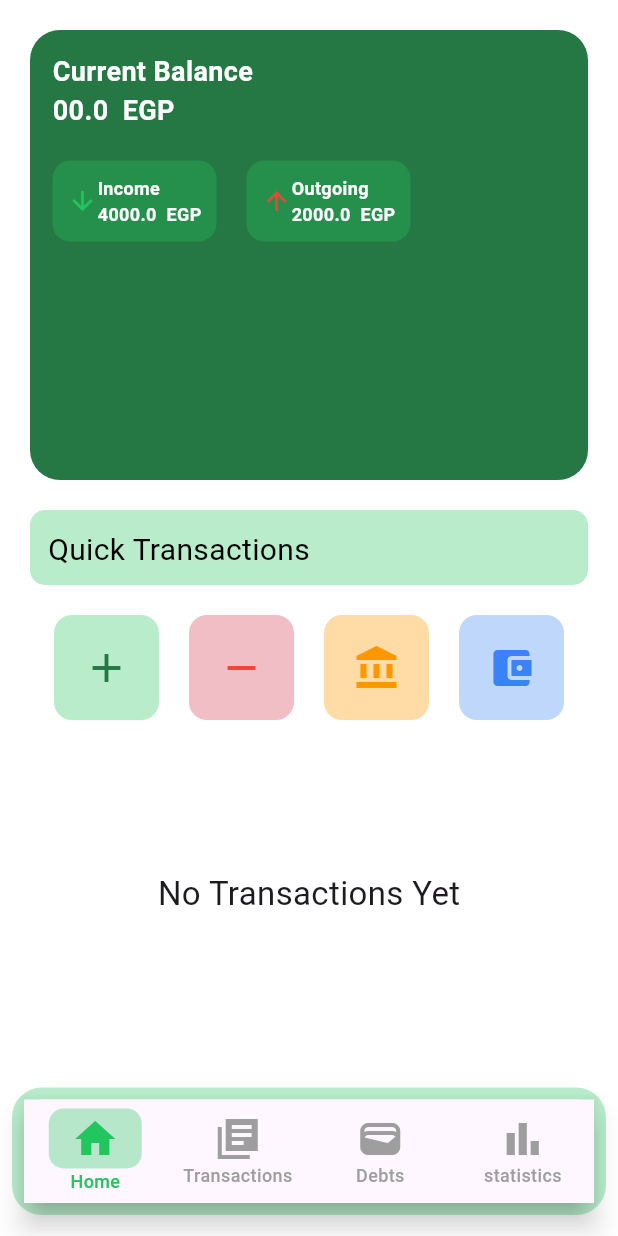
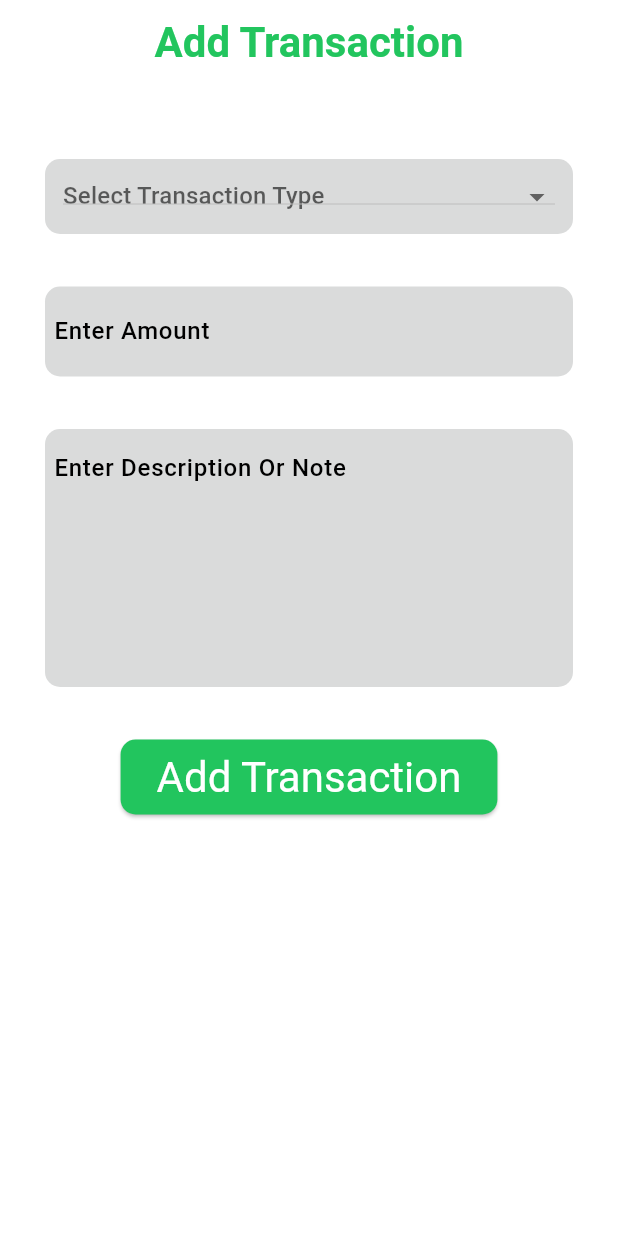
Before and after one commit to ahmedelzek/wallet, a Flutter app: the screen it shows after launch, on a phone screen of 412 x 824 dp. Run offline on Flutter 3.47's test engine with Material 3 defaults, Android fonts, the phone set to English and light mode, and no system bars; our stand-ins replace flutter_native_splash.

Commit message:
Finish Add Transactions Screen design.

```diff
--- a/lib/core/resources/app_colors.dart
+++ b/lib/core/resources/app_colors.dart
@@ -11,4 +11,5 @@ abstract class AppColors{
   static const Color transparentRedColor = Color (0x47D11631);
   static const Color orangeColor = Color (0xffFF9800) ;
   static const Color transparentOrangeColor = Color (0x5aff9800) ;
+  static const Color  greyColor = Color (0x8cbbbdbd) ;
 }
--- a/lib/features/home/add_transaction_screen/add_transaction_screen.dart
+++ b/lib/features/home/add_transaction_screen/add_transaction_screen.dart
@@ -0,0 +1,151 @@
+import 'package:flutter/material.dart';
+import 'package:wallet/core/resources/app_colors.dart';
+
+class AddTransactionScreen extends StatefulWidget {
+  static const String routeName = "add_transaction";
+
+  const AddTransactionScreen({super.key});
+
+  @override
+  State<AddTransactionScreen> createState() => _AddTransactionScreenState();
+}
+
+class _AddTransactionScreenState extends State<AddTransactionScreen> {
+  final Map<String, Color> _typeColors = {
+    "Income": AppColors.greenColor,
+    "Outgoing": AppColors.redColor,
+    "Saving": AppColors.blueColor,
+    "Debt pending": AppColors.orangeColor,
+    "Debt paid": AppColors.orangeColor,
+  };
+
+  String? _selectedType;
+
+  @override
+  Widget build(BuildContext context) {
+    return SafeArea(
+      child: Scaffold(
+        appBar: AppBar(
+          backgroundColor: Colors.white,
+          elevation: 0,
+          title: Text(
+            "Add Transaction",
+            style: Theme
+                .of(context)
+                .textTheme
+                .headlineMedium
+                ?.copyWith(
+              color: AppColors.greenColor,
+              fontWeight: FontWeight.bold,
+            ),
+          ),
+          centerTitle: true,
+        ),
+        backgroundColor: Colors.white,
+        body: Padding(
+          padding: const EdgeInsets.symmetric(vertical: 50, horizontal: 30),
+          child: Column(
+            children: [
+            Container(
+            height: 50,
+            width: double.infinity,
+            padding: EdgeInsets.all(12),
+            decoration: BoxDecoration(
+              color: AppColors.greyColor,
+              borderRadius: BorderRadius.circular(10),
+            ),
+            child: DropdownButton<String>(
+              isExpanded: true,
+              hint: const Text("Select Transaction Type"),
+              value: _selectedType,
+              items:
+              _typeColors.keys.map((String type) {
+                return DropdownMenuItem<String>(
+                  value: type,
+                  child: Text(
+                    type,
+                    style: TextStyle(
+                      color: _typeColors[type],
+                      fontWeight: FontWeight.bold,
+                    ),
+                  ),
+                );
+              }).toList(),
+              onChanged: (String? newValue) {
+                setState(() {
+                  _selectedType = newValue!;
+                });
+              },
+            ),
+          ),
+          const SizedBox(height: 35),
+          Container(
+            padding: EdgeInsets.all(6),
+            decoration: BoxDecoration(
+              color: AppColors.greyColor,
+              borderRadius: BorderRadius.circular(10),
+            ),
+            child: TextFormField(
+              decoration: const InputDecoration(
+                border: InputBorder.none,
+                hintStyle: TextStyle(
+                  color: Colors.black,
+                  fontSize: 16,
+                  fontWeight: FontWeight.w500,
+                ),
+                hintText: "Enter Amount",
+              ),
+              keyboardType: TextInputType.number,
+            ),
+          ),
+          const SizedBox(height: 35),
+          Container(
+            padding: EdgeInsets.all(6),
+            decoration: BoxDecoration(
+              color: AppColors.greyColor,
+              borderRadius: BorderRadius.circular(10),
+            ),
+            child: TextFormField(
+              minLines: 6,
+              maxLines: 10,
+              decoration: const InputDecoration(
+                border: InputBorder.none,
+                alignLabelWithHint: true,
+                hintStyle: TextStyle(
+                  color: Colors.black,
+                  fontSize: 16,
+                  fontWeight: FontWeight.w500,
+                ),
+                hintText: "Enter Description Or Note",
+              ),
+            ),
+          ),
+          const SizedBox(height: 35),
+          ElevatedButton(
+            style: ButtonStyle(
+              fixedSize: WidgetStateProperty.all<Size>(
+                const Size(double.infinity, 50),
+              ),
+              backgroundColor: WidgetStateProperty.all<Color>(
+                AppColors.greenColor,
+              ),
+              shape: WidgetStateProperty.all<RoundedRectangleBorder>(
+                RoundedRectangleBorder(
+                  borderRadius: BorderRadius.circular(10.0),
+                ),
+              ),
+            ),
+            onPressed: () {},
+            child: Text("Add Transaction", style: Theme
+                .of(context)
+                .textTheme
+                .headlineMedium
+                ?.copyWith(color: Colors.white),
+            ),)
+            ],
+          ),
+        ),
+      ),
+    );
+  }
+}
--- a/lib/features/home/home_screen.dart
+++ b/lib/features/home/home_screen.dart
@@ -4,6 +4,8 @@ import '../../core/resources/app_colors.dart';
 import 'home_widgets.dart';
 
 class HomeScreen extends StatefulWidget {
+  static const String routeName = "home";
+
   const HomeScreen({super.key});
 
   @override
--- a/lib/main.dart
+++ b/lib/main.dart
@@ -1,6 +1,8 @@
 import 'package:flutter/material.dart';
 import 'package:flutter_native_splash/flutter_native_splash.dart';
 import 'package:wallet/features/home/home_screen.dart';
+
+import 'features/home/add_transaction_screen/add_transaction_screen.dart';
 
 Future<void> main() async {
   WidgetsBinding widgetsBinding = WidgetsFlutterBinding.ensureInitialized();
@@ -19,7 +21,11 @@ class MyApp extends StatelessWidget {
   Widget build(BuildContext context) {
     return MaterialApp(
       title: 'Flutter Demo',
-      home: const HomeScreen(),
+      initialRoute: AddTransactionScreen.routeName,
+      routes: {
+        HomeScreen.routeName: (context) => const HomeScreen(),
+        AddTransactionScreen.routeName: (context) => AddTransactionScreen(),
+      },
     );
   }
 }
```
